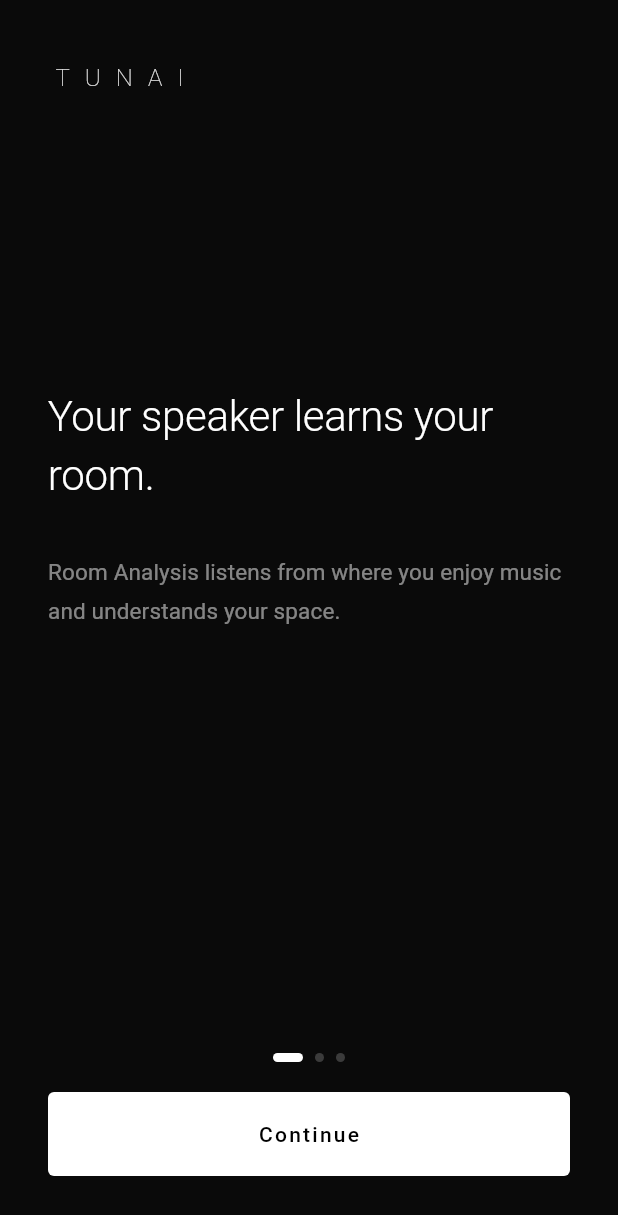
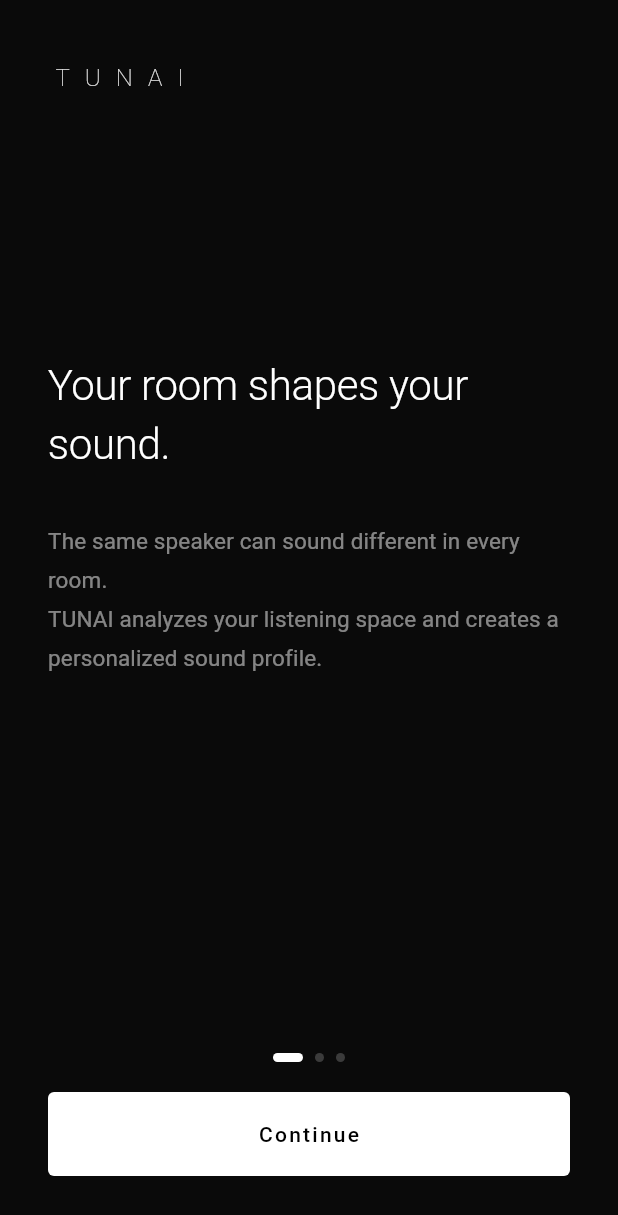
Before and after one commit to vrooomride-del/tunai, a Flutter app: the screen it shows after launch, on a phone screen of 412 x 824 dp. Shown: the top 1215 px of the screen. Run offline on Flutter 3.47's test engine with Material 3 defaults, Android fonts, the light colour scheme and no system bars; our stand-ins replace cloud_functions, device_info_plus, dio, file_picker, firebase_core, fl_chart and 8 more; missing offline and left inert: fftea, flutter_sound, flutter_web_auth_2, mobile_scanner; accounts and stored records are empty.

Commit message:
feat(consumer): improve onboarding and first use UX

```diff
--- a/lib/features/measure/measure_screen.dart
+++ b/lib/features/measure/measure_screen.dart
@@ -142,7 +142,7 @@ class _MeasureScreenState extends ConsumerState<MeasureScreen>
                   children: [
                     const SizedBox(height: 48),
                     Text(
-                      ko ? 'TUNAI가 당신의 공간을 배웁니다.' : 'Let TUNAI learn your room.',
+                      ko ? '당신의 공간이 소리를 결정합니다.' : 'Your room shapes your sound.',
                       style: const TextStyle(
                         color: Colors.white,
                         fontSize: 26,
@@ -154,8 +154,8 @@ class _MeasureScreenState extends ConsumerState<MeasureScreen>
                     const SizedBox(height: 20),
                     Text(
                       ko
-                          ? '평소 듣는 자리에 앉아 주세요.\n잠시 공간을 조용히 유지해 주세요.'
-                          : 'Sit where you usually listen.\nKeep the room quiet for a moment.',
+                          ? '벽, 가구, 스피커 배치에 따라 소리는 달라집니다.\n\nTUNAI가 공간을 분석하고 당신만의 사운드를 만들어드립니다.'
+                          : 'Walls, furniture, and placement affect how your speaker sounds.\n\nTUNAI analyzes your listening space and creates a personalized sound profile.',
                       style: TextStyle(
                         color: Colors.white.withValues(alpha: 0.45),
                         fontSize: 14,
--- a/lib/features/onboarding/onboarding_screen.dart
+++ b/lib/features/onboarding/onboarding_screen.dart
@@ -44,26 +44,26 @@ class _OnboardingPage {
 
 const _pages = [
   _OnboardingPage(
-    titleEn: 'Your speaker learns your room.',
-    titleKo: '스피커가 당신의 공간을 배웁니다.',
-    subtitleEn: 'Room Analysis listens from where you enjoy music and understands your space.',
-    subtitleKo: '공간 분석이 음악을 듣는 자리에서 당신의 공간을 이해합니다.',
+    titleEn: 'Your room shapes your sound.',
+    titleKo: '당신의 공간이 소리를 만듭니다.',
+    subtitleEn: 'The same speaker can sound different in every room.\nTUNAI analyzes your listening space and creates a personalized sound profile.',
+    subtitleKo: '같은 스피커도 공간에 따라 전혀 다르게 들립니다.\nTUNAI는 당신의 공간을 분석하고 맞춤 사운드를 만들어드립니다.',
     btnEn: 'Continue',
     btnKo: '계속',
   ),
   _OnboardingPage(
-    titleEn: 'AI creates your personal sound.',
-    titleKo: 'AI가 나만의 사운드를 만듭니다.',
-    subtitleEn: 'TUNAI creates sound shaped for your room and listening position.',
-    subtitleKo: 'TUNAI가 공간과 청취 위치에 맞는 나만의 사운드를 만듭니다.',
+    titleEn: 'Create your personal sound.',
+    titleKo: '당신만의 사운드를 만드세요.',
+    subtitleEn: 'AI Acoustic Intelligence understands your room and optimizes your listening experience.',
+    subtitleKo: 'AI Acoustic Intelligence가 공간 특성을 이해하고 음악 경험을 최적화합니다.',
     btnEn: 'Continue',
     btnKo: '계속',
   ),
   _OnboardingPage(
-    titleEn: 'Enjoy music designed for your space.',
-    titleKo: '당신의 공간을 위한 음악을 즐기세요.',
-    subtitleEn: 'Apply your sound to the speaker and enjoy music made for where you listen.',
-    subtitleKo: '나만의 사운드를 스피커에 적용하고 공간에 맞는 음악을 즐기세요.',
+    titleEn: 'Connect. Analyze. Enjoy.',
+    titleKo: '연결하고, 분석하고, 경험하세요.',
+    subtitleEn: 'Connect your TUNAI speaker and create your personal listening profile.',
+    subtitleKo: 'TUNAI 스피커를 연결하고 나만의 사운드 프로필을 만들어보세요.',
     btnEn: 'Get Started',
     btnKo: '시작하기',
   ),
```
Also changed, not shown: lib/features/connect/connect_screen.dart (+10 -164 lines), 3 other files.
